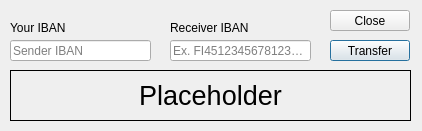
First picture: the form in bankautomat/transfermoney.ui, repository Necromunda/ATM, before the edit.
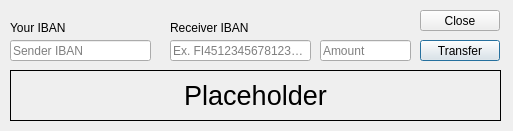
Second picture: the form after the edit.

```diff
--- a/bankautomat/transfermoney.ui
+++ b/bankautomat/transfermoney.ui
@@ -9,13 +9,19 @@
    <rect>
     <x>0</x>
     <y>0</y>
-    <width>422</width>
+    <width>513</width>
     <height>131</height>
    </rect>
   </property>
+  <property name="minimumSize">
+   <size>
+    <width>513</width>
+    <height>131</height>
+   </size>
+  </property>
   <property name="maximumSize">
    <size>
-    <width>422</width>
+    <width>513</width>
     <height>131</height>
    </size>
   </property>
@@ -57,7 +63,7 @@
   <widget class="QPushButton" name="execTransaction">
    <property name="geometry">
     <rect>
-     <x>330</x>
+     <x>420</x>
      <y>40</y>
      <width>80</width>
      <height>21</height>
@@ -72,7 +78,7 @@
     <rect>
      <x>10</x>
      <y>70</y>
-     <width>401</width>
+     <width>491</width>
      <height>51</height>
     </rect>
    </property>
@@ -120,7 +126,7 @@
   <widget class="QPushButton" name="closeButton">
    <property name="geometry">
     <rect>
-     <x>330</x>
+     <x>420</x>
      <y>10</y>
      <width>80</width>
      <height>21</height>
@@ -130,6 +136,22 @@
     <string>Close</string>
    </property>
   </widget>
+  <widget class="QLineEdit" name="amountLineEdit">
+   <property name="geometry">
+    <rect>
+     <x>320</x>
+     <y>40</y>
+     <width>91</width>
+     <height>21</height>
+    </rect>
+   </property>
+   <property name="maxLength">
+    <number>9999</number>
+   </property>
+   <property name="placeholderText">
+    <string>Amount</string>
+   </property>
+  </widget>
  </widget>
  <resources/>
  <connections/>
```
